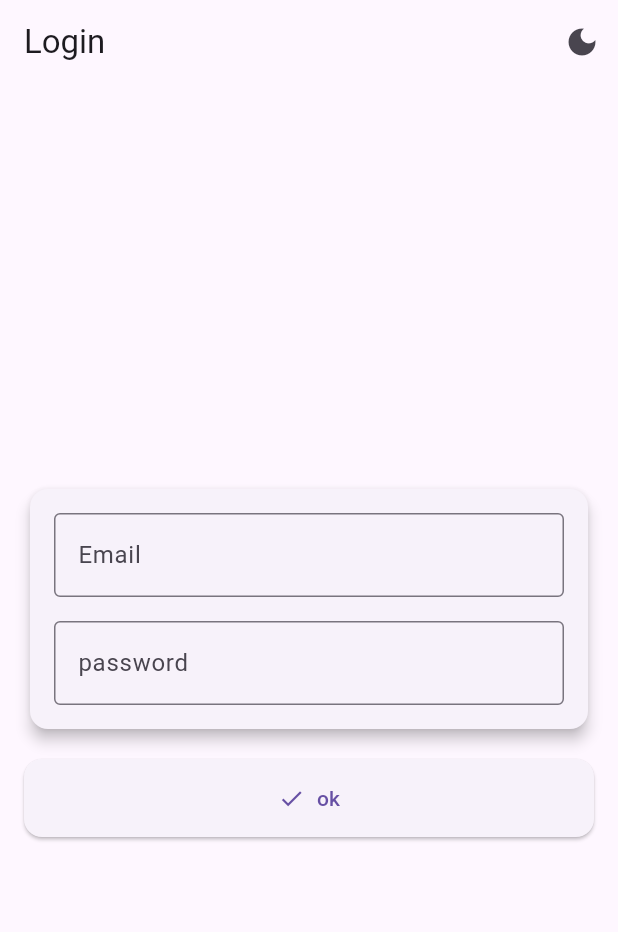
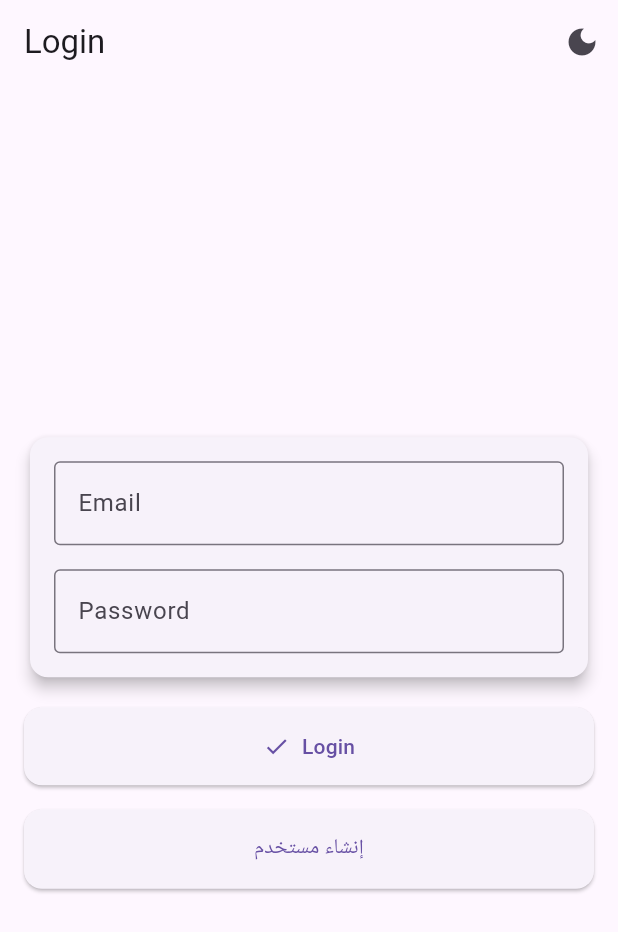
Before and after one commit to DUHUM3/flutterassignment, a Flutter app: the screen it shows after launch, on a phone screen of 412 x 824 dp. Shown: the top 932 px of the screen. Run offline on Flutter 3.47's test engine with Material 3 defaults, Android fonts, the phone set to English and light mode, and no system bars; our stand-ins replace get.

Commit message:
add api for login and create user and verification

```diff
--- /dev/null
+++ b/lib/api/connection.dart
@@ -0,0 +1,4 @@
+class Connection {
+  static const String baseUrl =
+      'https://lomfu.pythonanywhere.com/api/';
+}
--- a/lib/main.dart
+++ b/lib/main.dart
@@ -1,6 +1,6 @@
 import 'package:flutter/material.dart';
 import 'package:get/get.dart';
-import 'screens/home.dart';
+import 'screens/login.dart';
 
 void main() {
   runApp(MyApp());
@@ -16,7 +16,7 @@ class MyApp extends StatelessWidget {
       theme: ThemeData.light(),
       darkTheme: ThemeData.dark(),
       themeMode: ThemeMode.system,
-      home: abdualrhman(),
+      home: LoginScreen(),
     );
   }
 }
--- a/lib/screens/home.dart
+++ b/lib/screens/home.dart
@@ -1,106 +1,20 @@
 import 'package:flutter/material.dart';
-import 'package:get/get.dart';
 
-class ThemeController extends GetxController {
-  RxBool isDarkMode = false.obs;
 
-  void toggleTheme() {
-    isDarkMode.value = !isDarkMode.value;
-    Get.changeThemeMode(isDarkMode.value ? ThemeMode.dark : ThemeMode.light);
-  }
-}
+class HomeScreen extends StatelessWidget {
+  final String accessToken;
 
-class abdualrhman extends StatelessWidget {
-  final TextEditingController field1Controller = TextEditingController();
-  final TextEditingController field2Controller = TextEditingController();
-  final ThemeController themeController = Get.put(ThemeController());
-
-  abdualrhman({super.key});
+  const HomeScreen({required this.accessToken, Key? key}) : super(key: key);
 
   @override
   Widget build(BuildContext context) {
     return Scaffold(
       appBar: AppBar(
-        title: const Text('Login'),
-        actions: [
-          Obx(
-            () => IconButton(
-              icon: Icon(
-                themeController.isDarkMode.value
-                    ? Icons.light_mode
-                    : Icons.dark_mode,
-              ),
-              onPressed: themeController.toggleTheme,
-            ),
-          ),
-        ],
+        title: const Text('Home Screen'),
       ),
-      body: Padding(
-        padding: const EdgeInsets.all(16.0),
-        child: Center(
-          child: SingleChildScrollView(
-            child: Column(
-              mainAxisAlignment: MainAxisAlignment.center,
-              crossAxisAlignment: CrossAxisAlignment.stretch,
-              children: [
-                Card(
-                  shape: RoundedRectangleBorder(
-                    borderRadius: BorderRadius.circular(12),
-                  ),
-                  elevation: 4,
-                  child: Padding(
-                    padding: const EdgeInsets.all(16.0),
-                    child: Column(
-                      children: [
-                        TextField(
-                          controller: field1Controller,
-                          decoration: const InputDecoration(
-                            labelText: 'Email',
-                            border: OutlineInputBorder(),
-                          ),
-                        ),
-                        const SizedBox(height: 16),
-                        TextField(
-                          controller: field2Controller,
-                          decoration: const InputDecoration(
-                            labelText: 'password',
-                            border: OutlineInputBorder(),
-                          ),
-                        ),
-                      ],
-                    ),
-                  ),
-                ),
-                const SizedBox(height: 16),
-                ElevatedButton.icon(
-                  style: ElevatedButton.styleFrom(
-                    padding: const EdgeInsets.symmetric(vertical: 16),
-                    shape: RoundedRectangleBorder(
-                      borderRadius: BorderRadius.circular(12),
-                    ),
-                  ),
-                  onPressed: () {
-                  },
-                  icon: const Icon(Icons.check),
-                  label: const Text('ok'),
-                ),
-              ],
-            ),
-          ),
-        ),
+      body: Center(
+        child: Text('Welcome! Access Token: $accessToken'),
       ),
     );
   }
 }
-
-void main() {
-  runApp(
-    GetMaterialApp(
-      debugShowCheckedModeBanner: false,
-      theme: ThemeData.light(),
-      darkTheme: ThemeData.dark(),
-      themeMode: ThemeMode.light,
-      home: abdualrhman(),
-    ),
-  );
-}
--- /dev/null
+++ b/lib/screens/login.dart
@@ -0,0 +1,135 @@
+import 'package:flutter/material.dart';
+import 'package:get/get.dart';
+import '../api/auth_service.dart';
+import 'create_user.dart';
+import 'home.dart';
+
+class ThemeController extends GetxController {
+  RxBool isDarkMode = false.obs;
+
+  void toggleTheme() {
+    isDarkMode.value = !isDarkMode.value;
+    Get.changeThemeMode(isDarkMode.value ? ThemeMode.dark : ThemeMode.light);
+  }
+}
+
+class LoginScreen extends StatelessWidget {
+  final TextEditingController emailController = TextEditingController();
+  final TextEditingController passwordController = TextEditingController();
+  final ThemeController themeController = Get.put(ThemeController());
+
+  LoginScreen({super.key});
+
+  Future<void> loginUser(BuildContext context) async {
+    final response = await LoginService.login(
+      emailController.text,
+      passwordController.text,
+    );
+
+    if (response['success']) {
+      final responseData = response['data'];
+      final accessToken = responseData['access'];
+
+      ScaffoldMessenger.of(context).showSnackBar(
+        const SnackBar(content: Text('Login Successful!')),
+      );
+
+      // Navigate to HomeScreen with the access token
+      Get.to(() => HomeScreen(accessToken: accessToken));
+    } else {
+      ScaffoldMessenger.of(context).showSnackBar(
+        SnackBar(content: Text(response['error'])),
+      );
+    }
+  }
+
+  @override
+  Widget build(BuildContext context) {
+    return Scaffold(
+      appBar: AppBar(
+        title: const Text('Login'),
+        actions: [
+          Obx(
+            () => IconButton(
+              icon: Icon(
+                themeController.isDarkMode.value
+                    ? Icons.light_mode
+                    : Icons.dark_mode,
+              ),
+              onPressed: themeController.toggleTheme,
+            ),
+          ),
+        ],
+      ),
+      body: Padding(
+        padding: const EdgeInsets.all(16.0),
+        child: Center(
+          child: SingleChildScrollView(
+            child: Column(
+              mainAxisAlignment: MainAxisAlignment.center,
+              crossAxisAlignment: CrossAxisAlignment.stretch,
+              children: [
+                Card(
+                  shape: RoundedRectangleBorder(
+                    borderRadius: BorderRadius.circular(12),
+                  ),
+                  elevation: 4,
+                  child: Padding(
+                    padding: const EdgeInsets.all(16.0),
+                    child: Column(
+                      children: [
+                        TextField(
+                          controller: emailController,
+                          decoration: const InputDecoration(
+                            labelText: 'Email',
+                            border: OutlineInputBorder(),
+                          ),
+                        ),
+                        const SizedBox(height: 16),
+                        TextField(
+                          controller: passwordController,
+                          decoration: const InputDecoration(
+                            labelText: 'Password',
+                            border: OutlineInputBorder(),
+                          ),
+                          obscureText: true,
+                        ),
+                      ],
+                    ),
+                  ),
+                ),
+                const SizedBox(height: 16),
+                ElevatedButton.icon(
+                  style: ElevatedButton.styleFrom(
+                    padding: const EdgeInsets.symmetric(vertical: 16),
+                    shape: RoundedRectangleBorder(
+                      borderRadius: BorderRadius.circular(12),
+                    ),
+                  ),
+                  onPressed: () {
+                    loginUser(context);
+                  },
+                  icon: const Icon(Icons.check),
+                  label: const Text('Login'),
+                ),
+                const SizedBox(height: 16),
+                ElevatedButton(
+                  style: ElevatedButton.styleFrom(
+                    padding: const EdgeInsets.symmetric(vertical: 16),
+                    shape: RoundedRectangleBorder(
+                      borderRadius: BorderRadius.circular(12),
+                    ),
+                  ),
+                  onPressed: () {
+                    Get.to(() => RegistrationScreen());
+                  },
+                  child: const Text('إنشاء مستخدم'),
+                ),
+              ],
+            ),
+          ),
+        ),
+      ),
+    );
+  }
+}
--- a/pubspec.yaml
+++ b/pubspec.yaml
@@ -38,6 +38,7 @@ dependencies:
   cupertino_icons: ^1.0.8
   firebase_auth: ^5.3.4
   firebase_core: ^3.8.1
+  http: ^1.2.2
 
 dev_dependencies:
   flutter_test:
```
Also changed, not shown: lib/api/auth_service.dart (added, +41 -0 lines), lib/api/verifica_service.dart (added, +29 -0 lines), lib/screens/Verification.dart (added, +93 -0 lines), lib/screens/create_user.dart (added, +231 -0 lines), lib/api/users_service.dart (added), pubspec.lock.
